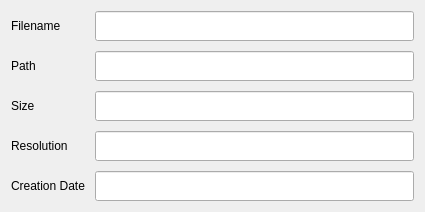
The window that ui/detailsdialog.ui (minils/EasySlideshow) describes before a commit, drawn with Qt 5.
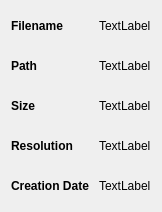
The same window after the commit. Icons and pictures are not drawn.

Commit message: Enhance details dialog

The edit to the form file:
```diff
--- a/ui/detailsdialog.ui
+++ b/ui/detailsdialog.ui
@@ -6,7 +6,7 @@
    <rect>
     <x>0</x>
     <y>0</y>
-    <width>425</width>
+    <width>194</width>
     <height>212</height>
    </rect>
   </property>
@@ -28,7 +28,7 @@
   </property>
   <layout class="QVBoxLayout" name="verticalLayout" stretch="1">
    <property name="sizeConstraint">
-    <enum>QLayout::SetMinimumSize</enum>
+    <enum>QLayout::SetFixedSize</enum>
    </property>
    <item>
     <layout class="QHBoxLayout" name="horizontalLayout" stretch="0,0,1">
@@ -54,6 +54,11 @@
            <verstretch>0</verstretch>
           </sizepolicy>
          </property>
+         <property name="styleSheet">
+          <string notr="true">QLabel {
+  font-weight: bold;
+}</string>
+         </property>
          <property name="locale">
           <locale language="English" country="UnitedStates"/>
          </property>
@@ -70,6 +75,11 @@
            <verstretch>0</verstretch>
           </sizepolicy>
          </property>
+         <property name="styleSheet">
+          <string notr="true">QLabel {
+  font-weight: bold;
+}</string>
+         </property>
          <property name="locale">
           <locale language="English" country="UnitedStates"/>
          </property>
@@ -86,6 +96,11 @@
            <verstretch>0</verstretch>
           </sizepolicy>
          </property>
+         <property name="styleSheet">
+          <string notr="true">QLabel {
+  font-weight: bold;
+}</string>
+         </property>
          <property name="locale">
           <locale language="English" country="UnitedStates"/>
          </property>
@@ -102,6 +117,11 @@
            <verstretch>0</verstretch>
           </sizepolicy>
          </property>
+         <property name="styleSheet">
+          <string notr="true">QLabel {
+  font-weight: bold;
+}</string>
+         </property>
          <property name="locale">
           <locale language="English" country="UnitedStates"/>
          </property>
@@ -112,6 +132,11 @@
        </item>
        <item>
         <widget class="QLabel" name="label_5">
+         <property name="styleSheet">
+          <string notr="true">QLabel {
+  font-weight: bold;
+}</string>
+         </property>
          <property name="locale">
           <locale language="English" country="UnitedStates"/>
          </property>
@@ -147,124 +172,88 @@
         <enum>QLayout::SetMinimumSize</enum>
        </property>
        <item>
-        <widget class="QLineEdit" name="filenameLineEdit">
-         <property name="sizePolicy">
-          <sizepolicy hsizetype="Expanding" vsizetype="Minimum">
-           <horstretch>0</horstretch>
-           <verstretch>0</verstretch>
-          </sizepolicy>
-         </property>
+        <widget class="QLabel" name="filenameLineEdit">
          <property name="minimumSize">
           <size>
-           <width>300</width>
+           <width>0</width>
            <height>30</height>
           </size>
          </property>
-         <property name="maximumSize">
-          <size>
-           <width>16777215</width>
-           <height>30</height>
-          </size>
+         <property name="cursor">
+          <cursorShape>IBeamCursor</cursorShape>
          </property>
-         <property name="readOnly">
-          <bool>true</bool>
+         <property name="text">
+          <string>TextLabel</string>
          </property>
         </widget>
        </item>
        <item>
-        <widget class="QLineEdit" name="pathLineEdit">
-         <property name="sizePolicy">
-          <sizepolicy hsizetype="Expanding" vsizetype="Minimum">
-           <horstretch>0</horstretch>
-           <verstretch>0</verstretch>
-          </sizepolicy>
-         </property>
+        <widget class="QLabel" name="pathLineEdit">
          <property name="minimumSize">
           <size>
            <width>0</width>
            <height>30</height>
           </size>
          </property>
-         <property name="maximumSize">
-          <size>
-           <width>16777215</width>
-           <height>30</height>
-          </size>
+         <property name="cursor">
+          <cursorShape>IBeamCursor</cursorShape>
          </property>
-         <property name="readOnly">
-          <bool>true</bool>
+         <property name="text">
+          <string>TextLabel</string>
          </property>
         </widget>
        </item>
        <item>
-        <widget class="QLineEdit" name="sizeLineEdit">
-         <property name="sizePolicy">
-          <sizepolicy hsizetype="Expanding" vsizetype="Minimum">
-           <horstretch>0</horstretch>
-           <verstretch>0</verstretch>
-          </sizepolicy>
-         </property>
+        <widget class="QLabel" name="sizeLineEdit">
          <property name="minimumSize">
           <size>
            <width>0</width>
            <height>30</height>
           </size>
          </property>
-         <property name="maximumSize">
-          <size>
-           <width>16777215</width>
-           <height>30</height>
-          </size>
+         <property name="cursor">
+          <cursorShape>IBeamCursor</cursorShape>
          </property>
-         <property name="readOnly">
-          <bool>true</bool>
+         <property name="text">
+          <string>TextLabel</string>
          </property>
         </widget>
        </item>
        <item>
-        <widget class="QLineEdit" name="resolutionLineEdit">
-         <property name="sizePolicy">
-          <sizepolicy hsizetype="Expanding" vsizetype="Minimum">
-           <horstretch>0</horstretch>
-           <verstretch>0</verstretch>
-          </sizepolicy>
-         </property>
+        <widget class="QLabel" name="resolutionLineEdit">
          <property name="minimumSize">
           <size>
            <width>0</width>
            <height>30</height>
           </size>
          </property>
-         <property name="maximumSize">
-          <size>
-           <width>16777215</width>
-           <height>30</height>
-          </size>
+         <property name="cursor">
+          <cursorShape>IBeamCursor</cursorShape>
          </property>
+         <property name="text">
+          <string>TextLabel</string>
+         </property>
+         <property name="textInteractionFlags">
+          <set>Qt::LinksAccessibleByMouse|Qt::TextSelectableByMouse</set>
+         </property>
         </widget>
        </item>
        <item>
-        <widget class="QLineEdit" name="creationLineEdit">
-         <property name="sizePolicy">
-          <sizepolicy hsizetype="Expanding" vsizetype="Minimum">
-           <horstretch>0</horstretch>
-           <verstretch>0</verstretch>
-          </sizepolicy>
-         </property>
+        <widget class="QLabel" name="creationLineEdit">
          <property name="minimumSize">
           <size>
            <width>0</width>
            <height>30</height>
           </size>
          </property>
-         <property name="maximumSize">
-          <size>
-           <width>16777215</width>
-           <height>30</height>
-          </size>
+         <property name="cursor">
+          <cursorShape>IBeamCursor</cursorShape>
          </property>
-         <property name="readOnly">
-          <bool>true</bool>
+         <property name="text">
+          <string>TextLabel</string>
+         </property>
+         <property name="textInteractionFlags">
+          <set>Qt::LinksAccessibleByMouse|Qt::TextSelectableByMouse</set>
          </property>
         </widget>
        </item>
```
Left out of the diff: 9 changed lines with no effect on the pictures. The commit also changes 4 other files.
